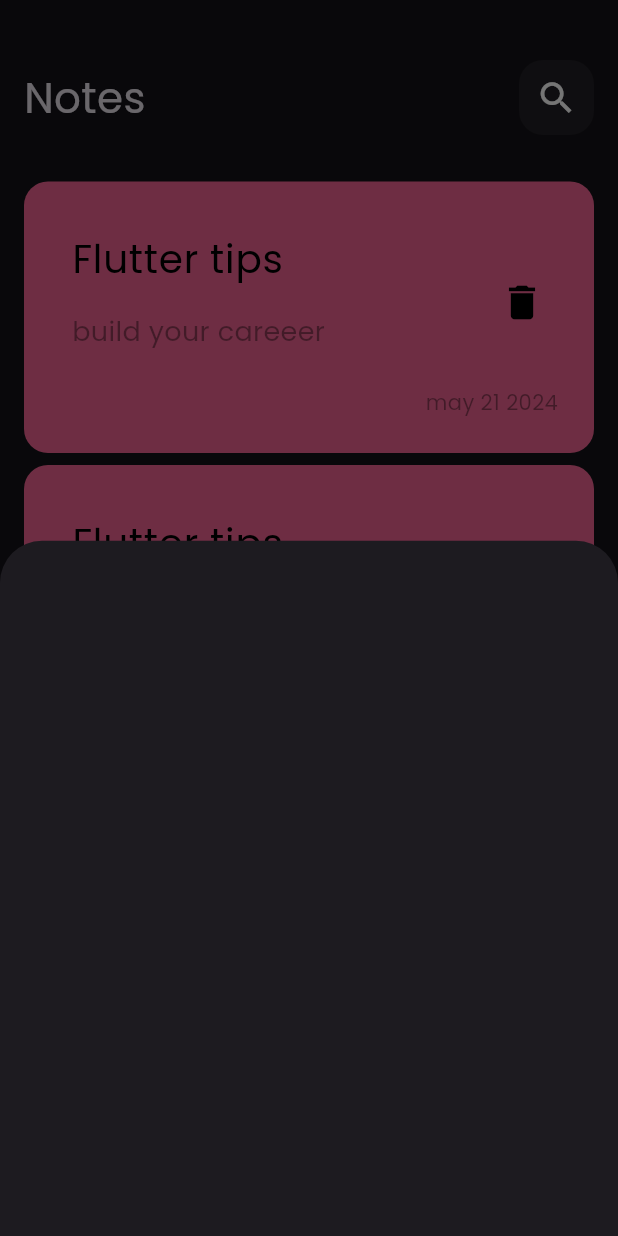
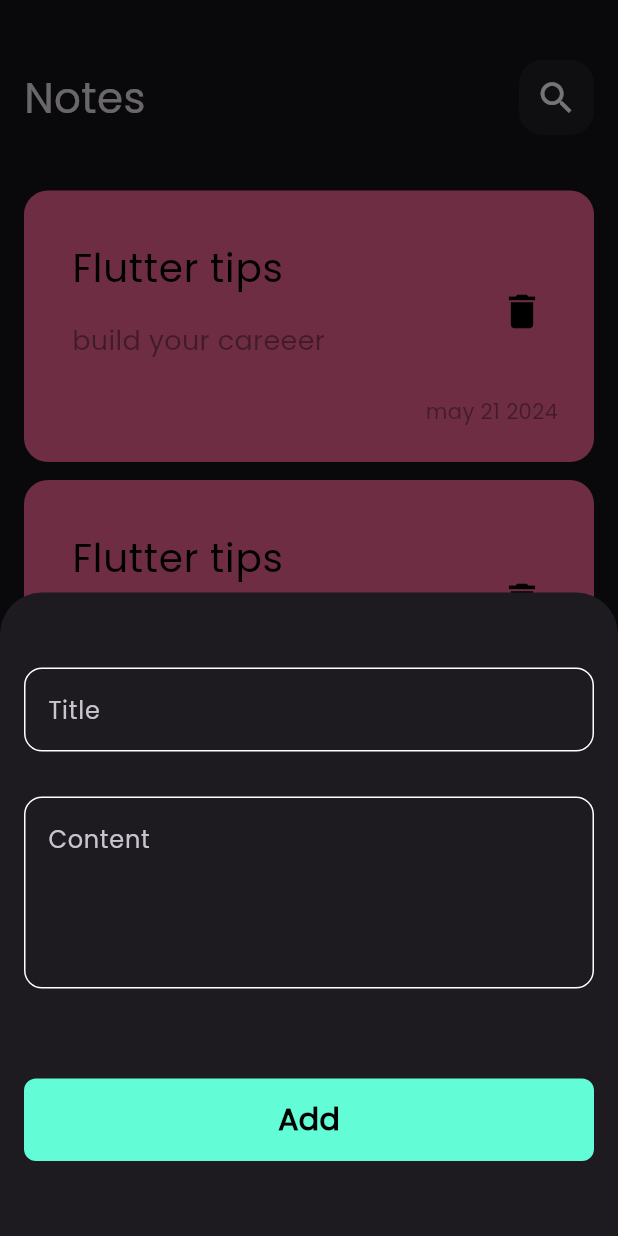
Before and after one commit to leqaadiab/notes_app, a Flutter app: the screen it shows after launch, after a tap on the "add" icon, on a phone screen of 412 x 824 dp. Run offline on Flutter 3.47's test engine with Material 3 defaults, Android fonts, the light colour scheme and no system bars.

Commit message:
notes item

```diff
--- /dev/null
+++ b/lib/constants.dart
@@ -0,0 +1,3 @@
+import 'package:flutter/animation.dart';
+
+const kPrimaryColor = Color(0xff62FCD7);
--- a/lib/views/note_view.dart
+++ b/lib/views/note_view.dart
@@ -8,6 +8,7 @@
   @override
   Widget build(BuildContext context) {
     return Scaffold(
+      floatingActionButtonLocation: FloatingActionButtonLocation.miniEndFloat,
       floatingActionButton: FloatingActionButton(
         onPressed: () {
           showModalBottomSheet(
--- a/lib/views/widgets/add_note_modal_sheet.dart
+++ b/lib/views/widgets/add_note_modal_sheet.dart
@@ -1,10 +1,30 @@
 import 'package:flutter/material.dart';
+import 'package:new_note_application/views/widgets/custom_button.dart';
+import 'package:new_note_application/views/widgets/custom_text_field.dart';
 
 class AddNoteModalSheet extends StatelessWidget {
   const AddNoteModalSheet({super.key});
 
   @override
   Widget build(BuildContext context) {
-    return Container();
+    return const Padding(
+      padding: EdgeInsets.symmetric(horizontal: 16),
+      child: SingleChildScrollView(
+        child: Column(
+          children: [
+            SizedBox(height: 50),
+            CustomTextField(hint: 'Title'),
+            SizedBox(height: 30),
+            CustomTextField(
+              hint: 'Content',
+              maxLines: 4,
+            ),
+            SizedBox(height: 60),
+            CustomButton(),
+            SizedBox(height: 50),
+          ],
+        ),
+      ),
+    );
   }
 }
--- /dev/null
+++ b/lib/views/widgets/custom_button.dart
@@ -0,0 +1,34 @@
+import 'package:flutter/material.dart';
+
+import '../../constants.dart';
+
+class CustomButton extends StatelessWidget {
+  const CustomButton({
+    super.key,
+  });
+
+  @override
+  Widget build(BuildContext context) {
+    return GestureDetector(
+      child: Container(
+        width: MediaQuery.of(context).size.width,
+        height: 55,
+        decoration: BoxDecoration(
+            color: kPrimaryColor,
+            borderRadius: BorderRadius.circular(
+              8,
+            )),
+        child: const Center(
+          child: Text(
+            'Add',
+            style: TextStyle(
+              color: Colors.black,
+              fontWeight: FontWeight.bold,
+              fontSize: 20,
+            ),
+          ),
+        ),
+      ),
+    );
+  }
+}
--- /dev/null
+++ b/lib/views/widgets/custom_text_field.dart
@@ -0,0 +1,38 @@
+import 'package:flutter/material.dart';
+
+import '../../constants.dart';
+
+class CustomTextField extends StatelessWidget {
+  const CustomTextField({
+    super.key,
+    required this.hint,
+    this.maxLines = 1,
+  });
+
+  final String hint;
+  final int maxLines;
+
+  @override
+  Widget build(BuildContext context) {
+    return TextField(
+      cursorColor: kPrimaryColor,
+      maxLines: maxLines,
+      decoration: InputDecoration(
+        hintText: hint,
+        border: buildBorder(),
+        enabledBorder: buildBorder(),
+        focusedBorder: buildBorder(kPrimaryColor),
+      ),
+    );
+  }
+
+  OutlineInputBorder buildBorder([color]) {
+    return OutlineInputBorder(
+        borderRadius: BorderRadius.circular(
+          12,
+        ),
+        borderSide: BorderSide(
+          color: color ?? Colors.white,
+        ));
+  }
+}
--- a/lib/views/widgets/notes_list_view.dart
+++ b/lib/views/widgets/notes_list_view.dart
@@ -8,12 +8,12 @@
   @override
   Widget build(BuildContext context) {
     return Padding(
-      padding: const EdgeInsets.symmetric(vertical: 12),
+      padding: const EdgeInsets.symmetric(vertical: 16),
       child: ListView.builder(
           padding: EdgeInsets.zero,
           itemBuilder: (context, index) {
             return const Padding(
-              padding: EdgeInsets.symmetric(vertical: 4),
+              padding: EdgeInsets.symmetric(vertical: 6),
               child: NoteItem(),
             );
           }),
```
